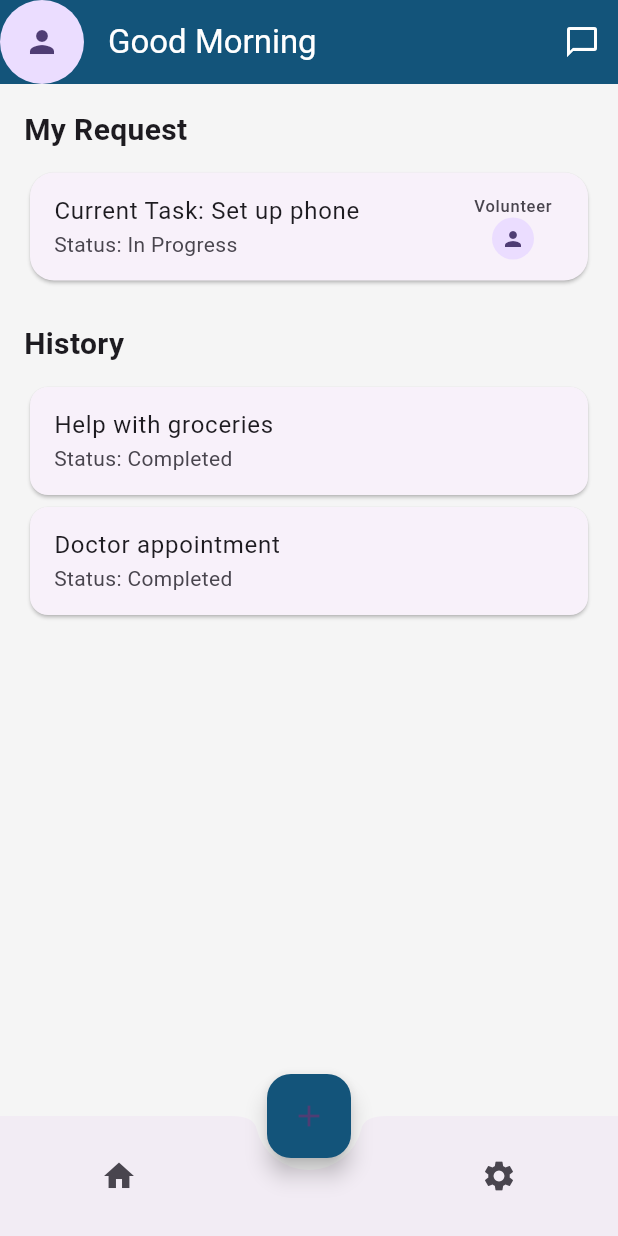
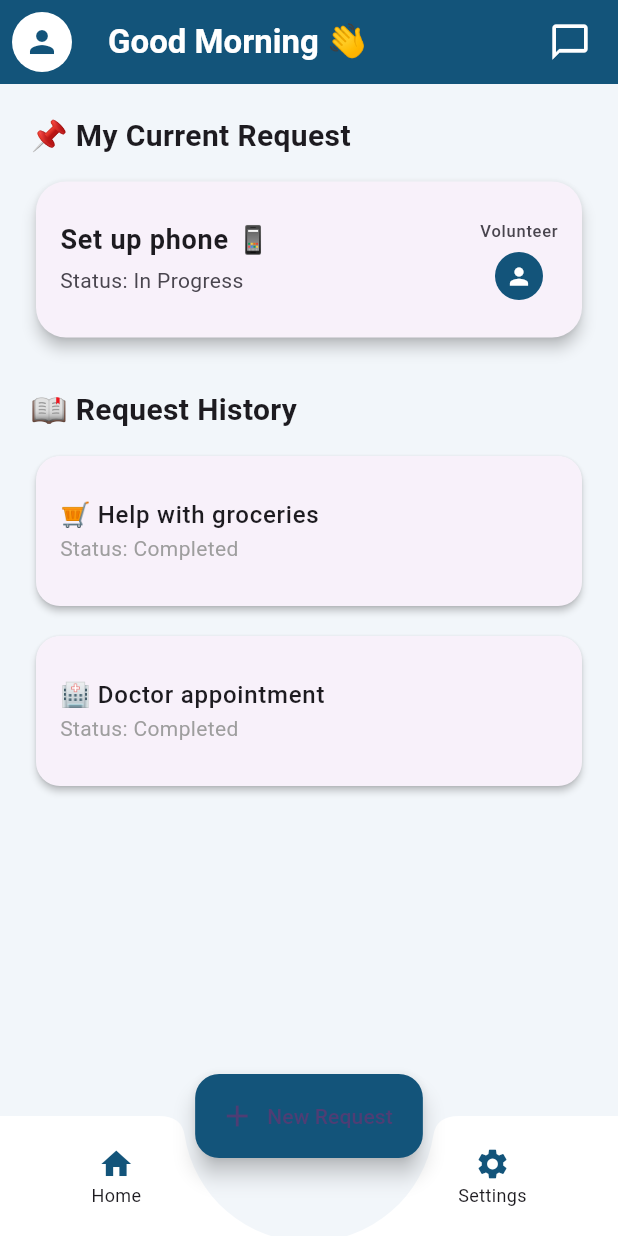
Before and after one commit to jaygohel109/Wildhack25, a Flutter app: the SeniorHomePage screen opened directly, on a phone screen of 412 x 824 dp. Run offline on Flutter 3.47's test engine with Material 3 defaults, Android fonts, the phone set to English and light mode, and no system bars.

Commit message:
feat: enhance SeniorHomePage UI with profile menu, improved layout, and updated styles

```diff
--- a/frontend_app/lib/senior/senior_home.dart
+++ b/frontend_app/lib/senior/senior_home.dart
@@ -3,88 +3,156 @@ import 'package:flutter/material.dart';
 class SeniorHomePage extends StatelessWidget {
   const SeniorHomePage({super.key});
 
+  void _onMenuSelected(BuildContext context, String value) {
+    if (value == 'profile') {
+      ScaffoldMessenger.of(context).showSnackBar(
+        const SnackBar(content: Text("Profile clicked")),
+      );
+    } else if (value == 'logout') {
+      Navigator.pushNamedAndRemoveUntil(context, '/', (route) => false);
+    }
+  }
+
   @override
   Widget build(BuildContext context) {
     return Scaffold(
-      backgroundColor: Colors.grey[100],
+      backgroundColor: const Color(0xFFF2F6FA),
       appBar: AppBar(
-        leading: const CircleAvatar(child: Icon(Icons.person)),
-        title: const Text("Good Morning"),
+        leading: PopupMenuButton<String>(
+          icon: const CircleAvatar(
+            backgroundColor: Colors.white,
+            child: Icon(Icons.person, color: Color(0xFF13547A)),
+          ),
+          onSelected: (value) => _onMenuSelected(context, value),
+          itemBuilder: (context) => [
+            const PopupMenuItem(value: 'profile', child: Text('Profile')),
+            const PopupMenuItem(value: 'logout', child: Text('Logout')),
+          ],
+        ),
+        title: const Text(
+          "Good Morning 👋",
+          style: TextStyle(fontSize: 22, fontWeight: FontWeight.w600),
+        ),
         actions: [
           IconButton(
-            icon: const Icon(Icons.chat_bubble_outline),
+            icon: const Icon(Icons.chat_bubble_outline, size: 28),
             onPressed: () {
               // Navigate to messages
             },
           ),
+          const SizedBox(width: 8),
         ],
         backgroundColor: const Color(0xFF13547A),
         foregroundColor: Colors.white,
         elevation: 0,
       ),
       body: Padding(
-        padding: const EdgeInsets.all(16),
+        padding: const EdgeInsets.all(20),
         child: ListView(
           children: [
             const Text(
-              "My Request",
+              "📌 My Current Request",
               style: TextStyle(fontSize: 20, fontWeight: FontWeight.bold),
             ),
-            const SizedBox(height: 10),
+            const SizedBox(height: 12),
             Card(
-              shape: RoundedRectangleBorder(borderRadius: BorderRadius.circular(16)),
+              elevation: 4,
+              shape: RoundedRectangleBorder(borderRadius: BorderRadius.circular(20)),
               child: ListTile(
-                title: const Text("Current Task: Set up phone"),
-                subtitle: const Text("Status: In Progress"),
-                trailing: const Column(
+                contentPadding: const EdgeInsets.all(16),
+                title: const Text(
+                  "Set up phone 📱",
+                  style: TextStyle(fontSize: 18, fontWeight: FontWeight.w600),
+                ),
+                subtitle: const Padding(
+                  padding: EdgeInsets.only(top: 4.0),
+                  child: Text("Status: In Progress"),
+                ),
+                trailing: Column(
                   mainAxisAlignment: MainAxisAlignment.center,
-                  children: [
+                  children: const [
                     Text("Volunteer"),
-                    CircleAvatar(radius: 14, child: Icon(Icons.person, size: 16)),
+                    SizedBox(height: 6),
+                    CircleAvatar(
+                      radius: 16,
+                      backgroundColor: Color(0xFF13547A),
+                      child: Icon(Icons.person, size: 18, color: Colors.white),
+                    ),
                   ],
                 ),
               ),
             ),
-            const SizedBox(height: 24),
+            const SizedBox(height: 30),
             const Text(
-              "History",
+              "📖 Request History",
               style: TextStyle(fontSize: 20, fontWeight: FontWeight.bold),
             ),
-            const SizedBox(height: 10),
-            _buildHistoryCard("Help with groceries", "Completed"),
-            _buildHistoryCard("Doctor appointment", "Completed"),
+            const SizedBox(height: 12),
+            _buildHistoryCard("🛒 Help with groceries", "Completed"),
+            _buildHistoryCard("🏥 Doctor appointment", "Completed"),
           ],
         ),
       ),
       bottomNavigationBar: BottomAppBar(
         shape: const CircularNotchedRectangle(),
         notchMargin: 8,
+        color: Colors.white,
         child: Row(
           mainAxisAlignment: MainAxisAlignment.spaceAround,
           children: [
-            IconButton(icon: const Icon(Icons.home), onPressed: () {}),
-            const SizedBox(width: 48), // space for FAB
-            IconButton(icon: const Icon(Icons.settings), onPressed: () {}),
+            IconButton(
+              icon: const Column(
+                mainAxisSize: MainAxisSize.min,
+                children: [
+                  Icon(Icons.home, color: Color(0xFF13547A)),
+                  Text("Home", style: TextStyle(fontSize: 12)),
+                ],
+              ),
+              onPressed: () {},
+            ),
+            const SizedBox(width: 48),
+            IconButton(
+              icon: const Column(
+                mainAxisSize: MainAxisSize.min,
+                children: [
+                  Icon(Icons.settings, color: Color(0xFF13547A)),
+                  Text("Settings", style: TextStyle(fontSize: 12)),
+                ],
+              ),
+              onPressed: () {},
+            ),
           ],
         ),
       ),
       floatingActionButtonLocation: FloatingActionButtonLocation.centerDocked,
-      floatingActionButton: FloatingActionButton(
+      floatingActionButton: FloatingActionButton.extended(
         onPressed: () {
           // Navigate to new request form
         },
-        child: const Icon(Icons.add),
         backgroundColor: const Color(0xFF13547A),
+        icon: const Icon(Icons.add),
+        label: const Text("New Request"),
       ),
     );
   }
 
   Widget _buildHistoryCard(String title, String status) {
-    return Card(
-      shape: RoundedRectangleBorder(borderRadius: BorderRadius.circular(12)),
-      child: ListTile(
-        title: Text(title),
-        subtitle: Text("Status: $status"),
+    return Padding(
+      padding: const EdgeInsets.only(bottom: 12),
+      child: Card(
+        elevation: 2,
+        shape: RoundedRectangleBorder(borderRadius: BorderRadius.circular(16)),
+        child: ListTile(
+          contentPadding: const EdgeInsets.symmetric(horizontal: 16, vertical: 14),
+          title: Text(
+            title,
+            style: const TextStyle(fontSize: 16, fontWeight: FontWeight.w500),
+          ),
+          subtitle: Text(
+            "Status: $status",
+            style: const TextStyle(color: Colors.grey),
+          ),
+        ),
       ),
     );
   }
```
